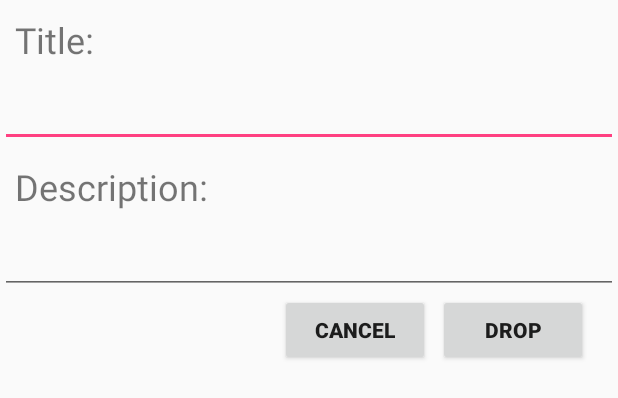
After one commit to thangtq139/BookSwap, an Android app: the layout drop_dialog.xml on its own in the app's theme, with its tools: preview values and no code run, on a phone screen of 412 x 824 dp. The commit adds this screen. Shown: the top 398 px of the screen. Run offline under Robolectric (Android 15) with nearby library versions, the phone set to English and light mode, and no system bars.

```diff
--- /dev/null
+++ b/app/src/main/res/layout/drop_dialog.xml
@@ -0,0 +1,60 @@
+<?xml version="1.0" encoding="utf-8"?>
+<LinearLayout xmlns:android="http://schemas.android.com/apk/res/android"
+    android:layout_width="match_parent"
+    android:layout_height="wrap_content"
+    android:orientation="vertical">
+
+    <TextView
+        android:id="@+id/DropTitle"
+        android:layout_width="match_parent"
+        android:layout_height="wrap_content"
+        android:layout_margin="10dp"
+        android:text="Title: "
+        android:textSize="24sp" />
+
+    <EditText
+        android:id="@+id/DropTitleInput"
+        android:layout_width="match_parent"
+        android:layout_height="wrap_content" />
+
+    <TextView
+        android:id="@+id/DropDesc"
+        android:layout_width="match_parent"
+        android:layout_height="wrap_content"
+        android:layout_margin="10dp"
+        android:text="Description: "
+        android:textSize="24sp" />
+
+    <EditText
+        android:id="@+id/DropDescInput"
+        android:layout_width="match_parent"
+        android:layout_height="wrap_content" />
+
+
+    <LinearLayout
+        android:layout_width="wrap_content"
+        android:layout_height="wrap_content"
+        android:layout_gravity="right"
+        android:layout_marginRight="20sp"
+        android:orientation="horizontal">
+
+        <Button
+            android:id="@+id/drop_no"
+            android:layout_width="100dp"
+            android:layout_height="wrap_content"
+            android:layout_marginLeft="5dp"
+            android:clickable="true"
+            android:text="Cancel"
+            android:textStyle="bold" />
+
+        <Button
+            android:id="@+id/drop_yes"
+            android:layout_width="100dp"
+            android:layout_height="wrap_content"
+            android:layout_marginLeft="5dp"
+            android:clickable="true"
+            android:text="Drop"
+            android:textStyle="bold" />
+    </LinearLayout>
+
+</LinearLayout>
--- a/app/src/main/res/menu/drawer.xml
+++ b/app/src/main/res/menu/drawer.xml
@@ -4,6 +4,6 @@
     <item
         android:id="@+id/action_settings"
         android:orderInCategory="100"
-        android:title="@string/action_settings"
-        app:showAsAction="never" />
+        android:title="Drop"
+        app:showAsAction="always" />
 </menu>
```
Also changed, not shown: app/src/main/java/vn/edu/hcmus/fit/cntn15/bookswap/DrawerActivity.java (+54 -0 lines), app/src/main/java/vn/edu/hcmus/fit/cntn15/bookswap/Map.java (+21 -19 lines).
